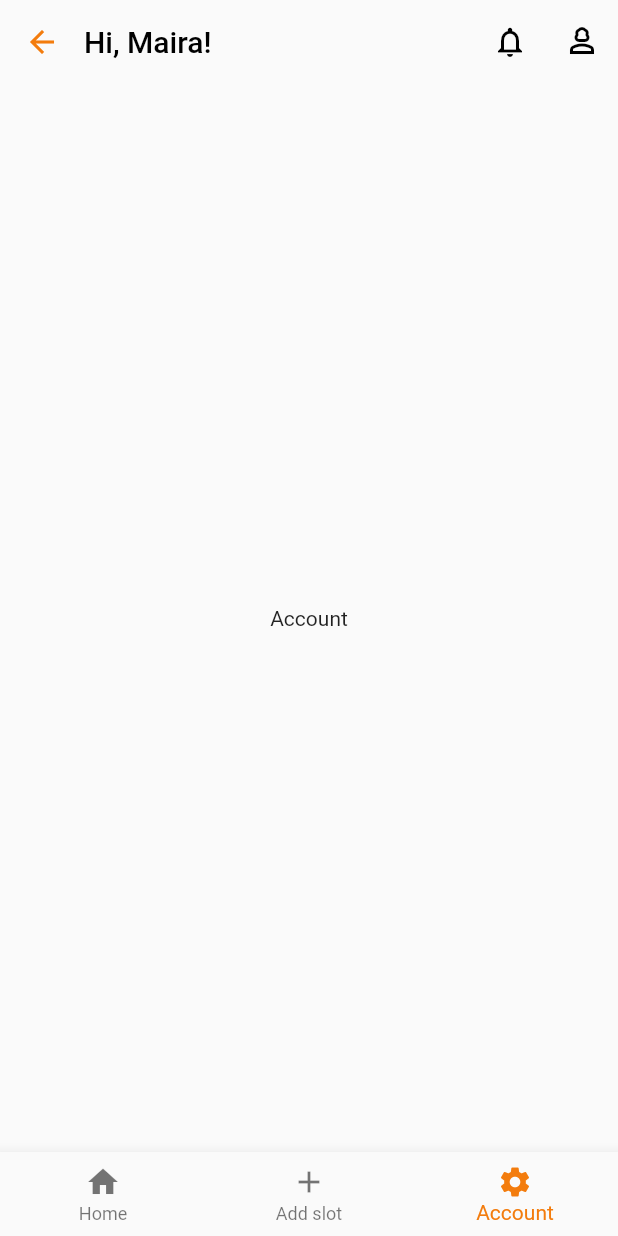
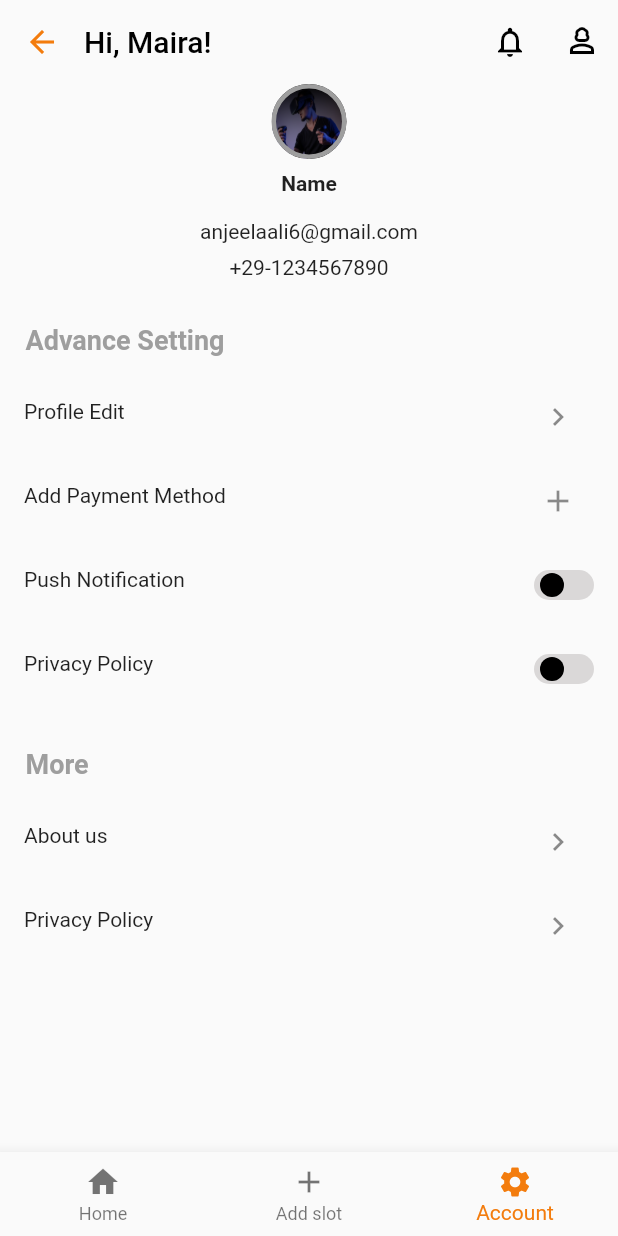
Before and after one commit to mairakhalil/TTbyMM-APP, a Flutter app: the BottomNavBar screen opened directly, item 3 of the bottom bar chosen, on a phone screen of 412 x 824 dp. Run offline on Flutter 3.47's test engine with Material 2 defaults, Android fonts, the phone set to English and light mode, and no system bars; our stand-ins replace flutter_otp_text_field, smooth_page_indicator; missing offline and left inert: booking_calendar.

Commit message:
Location and accounts screens are added

```diff
--- a/lib/screens/account/account.dart
+++ b/lib/screens/account/account.dart
@@ -1,12 +1,71 @@
 import 'package:flutter/material.dart';
+import 'package:milk_n_munchies/screens/account/account_List.dart';
+import 'package:milk_n_munchies/screens/account/accounts_header.dart';
+import 'package:milk_n_munchies/screens/account/toggle_switch.dart';
+
 
 class AccountScreen extends StatelessWidget {
-  const AccountScreen({super.key});
+  const AccountScreen({Key? key}) : super(key: key);
 
   @override
   Widget build(BuildContext context) {
-    return const Center(
-      child: Text("Account"),
+    return const  Column(
+      children: [
+        AccountHeader(),
+        Align(
+          alignment: Alignment.centerLeft,
+          child:  Padding(
+            padding: EdgeInsets.only(left:17.0, top: 30.0, bottom: 13.0),
+            child: Text(
+              'Advance Setting',
+              style: TextStyle(
+                color: Colors.grey,
+                fontSize: 18.0,
+                fontWeight: FontWeight.bold
+              ),
+            ),
+          ),
+        ),
+         AccountListTile(
+          icon: Icons.keyboard_arrow_right,
+          text: 'Profile Edit',
+          ),
+           AccountListTile(
+          icon: Icons.add,
+          text: 'Add Payment Method',
+          ),
+           SwitchToggle(
+            text:'Push Notification',
+             button: '',
+          ),
+           SwitchToggle(
+            text:'Privacy Policy',
+             button: '',
+          ),
+           Align(
+          alignment: Alignment.centerLeft,
+          child:  Padding(
+            padding: EdgeInsets.only(left:17.0, top: 25.0, bottom: 13.0),
+            child: Text(
+              'More',
+              style: TextStyle(
+                color: Colors.grey,
+                fontSize: 18.0,
+                fontWeight: FontWeight.bold
+              ),
+            ),
+          ),
+        ),
+          AccountListTile(
+          icon: Icons.keyboard_arrow_right,
+          text: 'About us',
+          ),
+            AccountListTile(
+          icon: Icons.keyboard_arrow_right,
+          text: 'Privacy Policy',
+          ),
+
+      ],
     );
   }
 }
--- /dev/null
+++ b/lib/screens/account/account_List.dart
@@ -0,0 +1,17 @@
+import 'package:flutter/material.dart';
+class AccountListTile extends StatelessWidget {
+  final String text;
+  final IconData icon;
+  const AccountListTile({Key? key, required this.text, required this.icon});
+
+  @override
+  Widget build(BuildContext context) {
+    return ListTile(
+      leading:  Text(text),
+      trailing: IconButton(
+        onPressed: () {},
+        icon:Icon(icon),
+      ),
+    );
+  }
+}
--- /dev/null
+++ b/lib/screens/account/accounts_header.dart
@@ -0,0 +1,43 @@
+import 'package:flutter/material.dart';
+
+
+class AccountHeader extends StatelessWidget {
+  const AccountHeader({super.key});
+
+  @override
+  Widget build(BuildContext context) {
+    return Center(
+      child: Column(
+         children: [
+            Container(
+            height: 50.0,
+            width: 50.0,
+            decoration: BoxDecoration(
+              image: const DecorationImage(image: AssetImage('assets/images/card2.png'),
+            fit: BoxFit.fill
+              ),
+              border: Border.all(color: Colors.grey, style: BorderStyle.solid, width: 3.0),
+              borderRadius: BorderRadius.circular(50),
+            ),
+
+        ),
+     const Padding(
+         padding:  EdgeInsets.only(top:8.0, bottom: 8.0),
+         child:  Text('Name',
+          style: TextStyle(
+            fontWeight: FontWeight.bold,
+          ),
+          ),
+       ),
+      const Padding(
+         padding:  EdgeInsets.only(top:8.0, bottom: 8.0),
+         child:  Text('anjeelaali6@gmail.com'),
+       ),
+       const Text('+29-1234567890'),
+
+         ],
+
+      ),
+    );
+  }
+}
--- /dev/null
+++ b/lib/screens/account/toggle_switch.dart
@@ -0,0 +1,49 @@
+import 'package:flutter/material.dart';
+
+class SwitchToggle extends StatefulWidget {
+  final String text;
+  final String button;
+  const SwitchToggle({Key? key, required this.text, required this.button})
+      : super(key: key);
+
+  @override
+  State<SwitchToggle> createState() => _SwitchToggleState();
+}
+
+class _SwitchToggleState extends State<SwitchToggle> {
+  bool isToggled = false;
+
+  void toggleSwitch() {
+    setState(() {
+      isToggled = !isToggled;
+    });
+  }
+
+  @override
+  Widget build(BuildContext context) {
+    return ListTile(
+      leading: Text(widget.text), // Access widget's text property
+      trailing: GestureDetector(
+        onTap: toggleSwitch,
+        child: Container(
+          width: 40,
+          height: 20,
+          decoration: BoxDecoration(
+            borderRadius: BorderRadius.circular(15),
+            color: isToggled ? Colors.green : Color.fromARGB(255, 218, 216, 216),
+          ),
+          alignment: isToggled ? Alignment.centerRight : Alignment.centerLeft,
+          child: Container(
+            width: 20,
+            height: 20,
+            margin: EdgeInsets.all(2),
+            decoration: BoxDecoration(
+              shape: BoxShape.circle,
+              color: Colors.black,
+            ),
+          ),
+        ),
+      ),
+    );
+  }
+}
--- a/lib/screens/add_slot/slots_data.dart
+++ b/lib/screens/add_slot/slots_data.dart
@@ -1,4 +1,5 @@
 import 'package:flutter/material.dart';
+import 'package:milk_n_munchies/screens/add_slot/location.dart';
 import 'package:milk_n_munchies/screens/add_slot/slots_radiobtn.dart';
 import 'package:milk_n_munchies/screens/add_slot/suggestion.dart';
 
@@ -14,7 +15,7 @@ class SlotsData extends StatelessWidget {
                     padding: const EdgeInsets.only(left: 30, top: 30),
                     child: TabBarView(
                       children: [
-                        const Text("Tab1"),
+                        const Location(),
                         SingleChildScrollView(
                           child: Column(
                             children: [
```
Also changed, not shown: lib/screens/add_slot/location.dart (added, +129 -0 lines).
